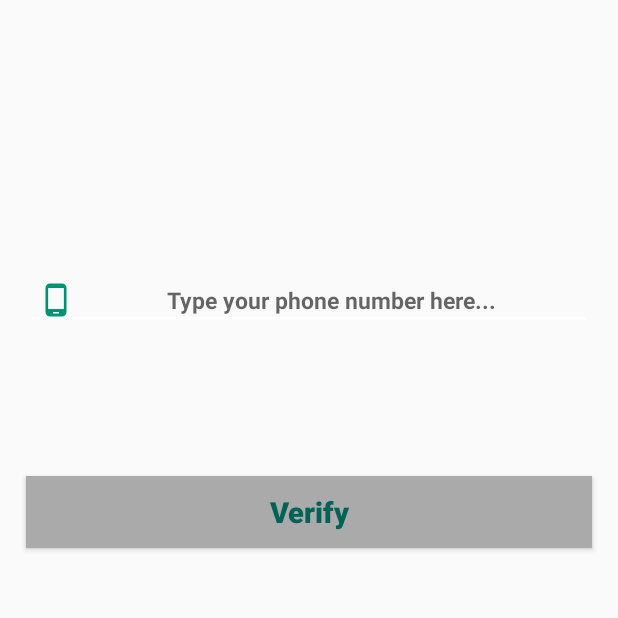
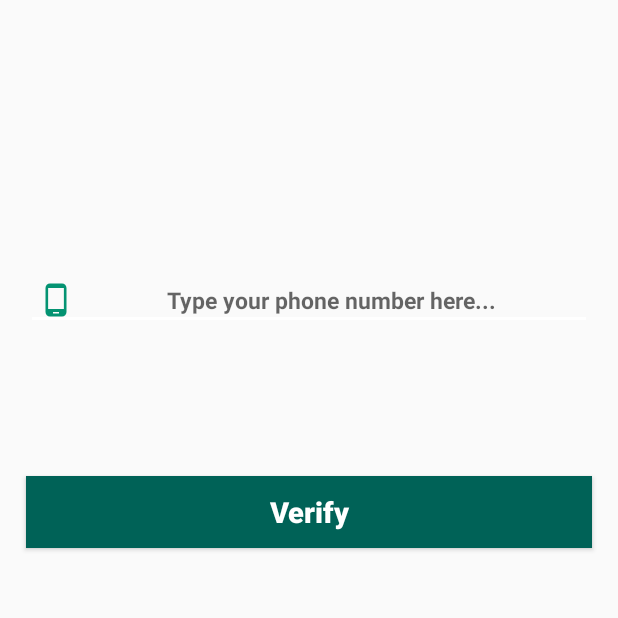
Before and after one commit to SKPnation/WhatsApp, an Android app: the PhoneLoginActivity screen opened directly, with no data from a screen before it, after a tap on "Send Verification Code", on a phone screen of 412 x 824 dp, the top half of it. Run offline under Robolectric (Android 15) with nearby library versions, the phone set to English and light mode, and no system bars; libraries missing offline, so code that uses them is left out: com.rengwuxian.materialedittext; plain views replace MaterialEditText; 4 statements that could not run were skipped.

```diff
--- a/app/src/main/java/com/example/ayomide/whatsapp/PhoneLoginActivity.java
+++ b/app/src/main/java/com/example/ayomide/whatsapp/PhoneLoginActivity.java
@@ -23,7 +23,7 @@ import com.rengwuxian.materialedittext.MaterialEditText;
         InitializeFields();
 
 
-        SendVerificationCodeButton.setOnClickListener( new View.OnClickListener() {
+        SendVerificationCodeButton.setOnClickListener( new View.OnClickListener(){
             @Override
             public void onClick(View view)
             {
--- a/app/src/main/res/layout/activity_phone_login.xml
+++ b/app/src/main/res/layout/activity_phone_login.xml
@@ -69,8 +69,8 @@
         android:layout_marginEnd="17dp"
         android:layout_marginTop="2dp"
         android:layout_below="@id/send_ver_code_button"
-        android:background="#aaa"
-        android:textColor="@color/colorPrimary"
+        android:background="@drawable/buttons"
+        android:textColor="#fff"
         android:textSize="19sp"
         android:textAlignment="center"
         android:textStyle="bold"
```
